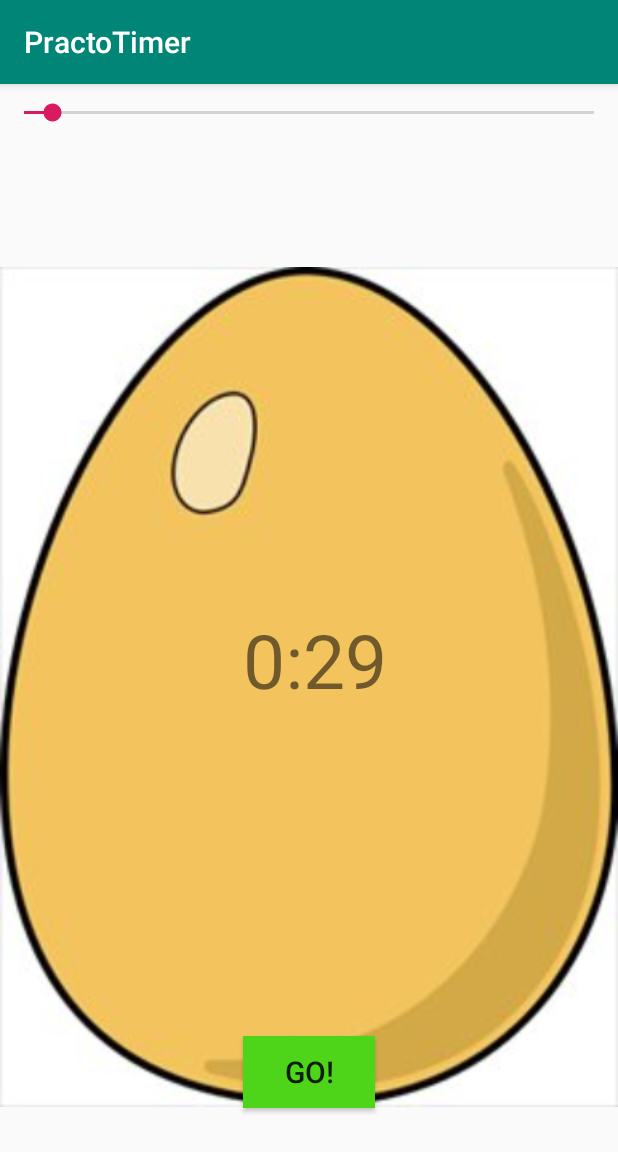
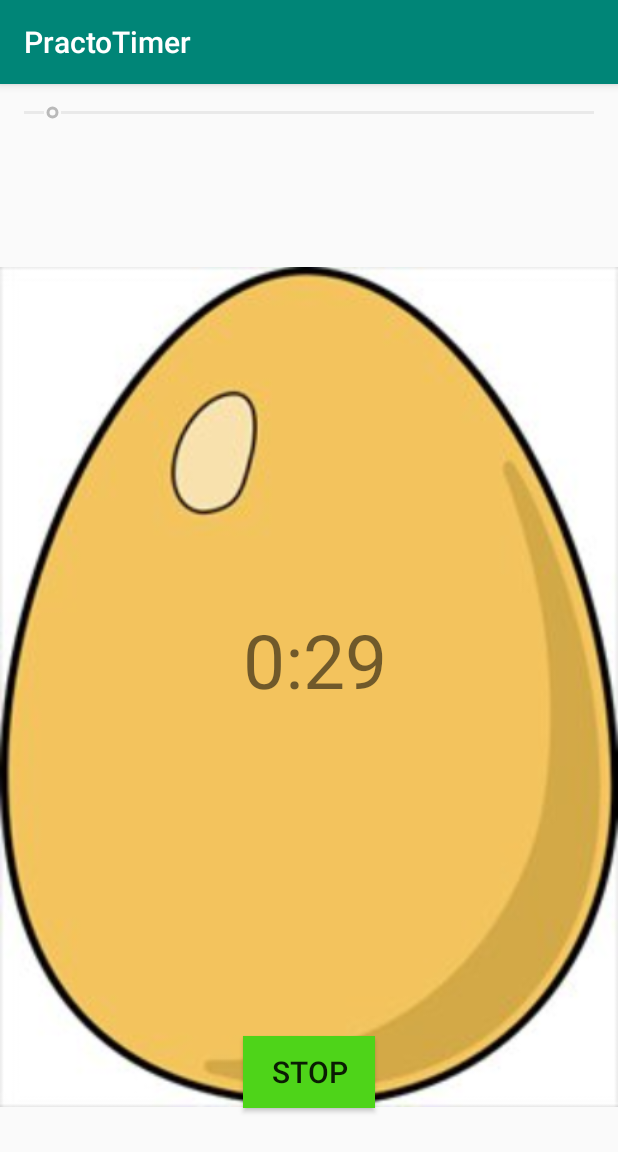
Before and after one commit to MVBharat/PractoTimer, an Android app: the screen it shows after launch (MainActivity), after a tap on "GO!", on a phone screen of 412 x 824 dp. Shown: the top 1152 px of the screen. Run offline under Robolectric (Android 15) with nearby library versions, the phone set to English and light mode, and no system bars.

Commit message:
fix reset timer issue

```diff
--- a/app/src/main/java/com/example/bharat/practotimer/MainActivity.java
+++ b/app/src/main/java/com/example/bharat/practotimer/MainActivity.java
@@ -15,6 +15,9 @@ import android.widget.TextView;
   public class MainActivity extends AppCompatActivity {
       SeekBar timerSeekBar;
       TextView timerTextView;
+      Button controllerButton;
+      Boolean counterIsActive = false;
+      CountDownTimer countDownTimer;
 
       public  void updateTimer(int secondsLeft){
           int minutes = (int)secondsLeft / 60 ;
@@ -28,23 +31,45 @@ import android.widget.TextView;
 
       }
 
+      public void resetTimer(){
+
+          timerTextView.setText("0:30");
+          timerSeekBar.setProgress(30);
+          countDownTimer.cancel();
+          controllerButton.setText("Go!");
+          timerSeekBar.setEnabled(true);
+          counterIsActive = false;
+      }
+
       public void controlTimer(View view){
-          Log.e("Go button pressed", "pressed");
-          new CountDownTimer(timerSeekBar.getProgress() * 1000 + 100,1000) {
+
+          if(counterIsActive == false){
+
+              counterIsActive = true;
+              timerSeekBar.setEnabled(false);
+              controllerButton.setText("Stop");
+
+              countDownTimer = new CountDownTimer(timerSeekBar.getProgress() * 1000 + 100,1000) {
                   @Override
                   public void onTick(long millisUntilFinished) {
+
                     updateTimer((int)millisUntilFinished / 1000);
-                Log.e("OnTick", "called");
+
                   }
 
                   @Override
                   public void onFinish() {
-                timerTextView.setText("0:00");
-                Log.e("finished", "Done!");
+
+                    resetTimer();
                     MediaPlayer mediaPlayer = MediaPlayer.create(getApplicationContext(), R.raw.airhorn);
                     mediaPlayer.start();
+
                   }
               }.start();
+          }else{
+              resetTimer();
+          }
+
       }
 
     @Override
@@ -54,10 +79,9 @@ import android.widget.TextView;
 
         timerTextView = (TextView)findViewById(R.id.timerTextView);
         timerSeekBar = (SeekBar)findViewById(R.id.timerSeekBar);
-        Button controllerButton = (Button)findViewById(R.id.controllerButton);
+        controllerButton = (Button)findViewById(R.id.controllerButton);
         timerSeekBar.setMax(600);
         timerSeekBar.setProgress(30);
-//        controlTimer(findViewById(R.id.controllerButton));
 
         timerSeekBar.setOnSeekBarChangeListener(new SeekBar.OnSeekBarChangeListener() {
             @Override
```
Lines whose indentation alone changed are shown as unchanged.
